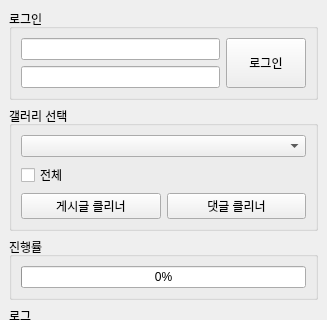
Above: quasarzone_cleaner/gui/ui_main_window.ui from bbc1246/quasarzone-cleaner before the change; both pictures show x 0 to 327 and y 0 to 320 of the 327 by 503 pixel window. Below: the same form after it.
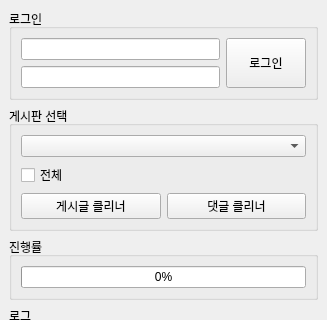
That is the form after the change.

Commit message: ui 메시지 개선

```diff
--- a/quasarzone_cleaner/gui/ui_main_window.ui
+++ b/quasarzone_cleaner/gui/ui_main_window.ui
@@ -79,7 +79,7 @@
     <item>
      <widget class="QGroupBox" name="group_box_gall">
       <property name="title">
-       <string>갤러리 선택</string>
+       <string>게시판 선택</string>
       </property>
       <layout class="QVBoxLayout" name="verticalLayout_4">
        <item>
```
The commit also changes 3 other files.
